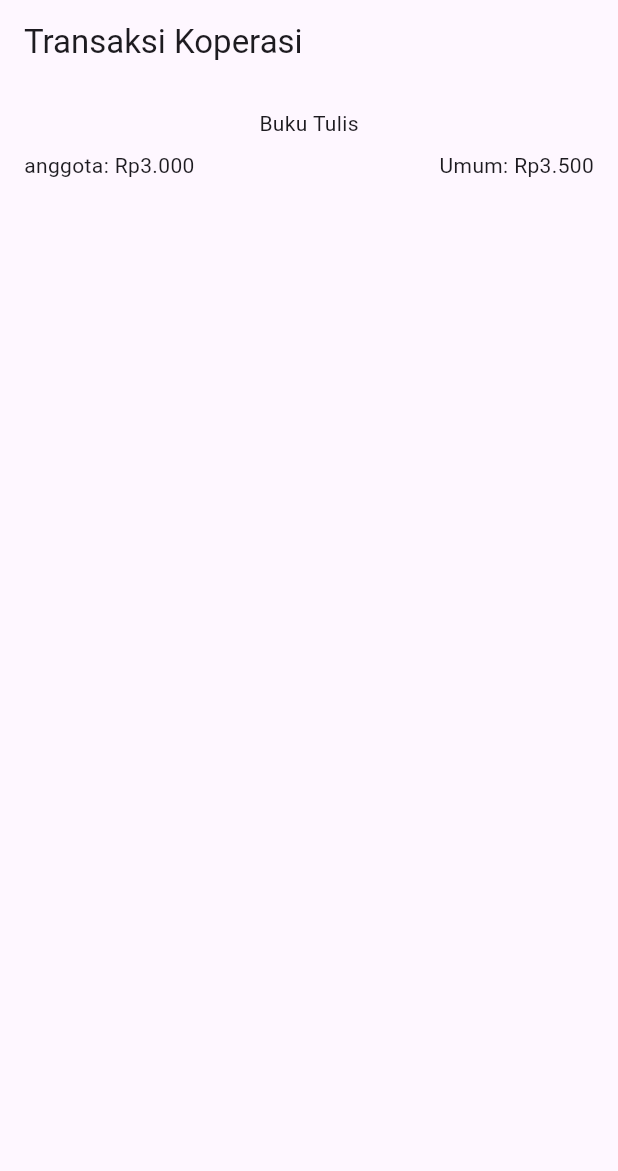
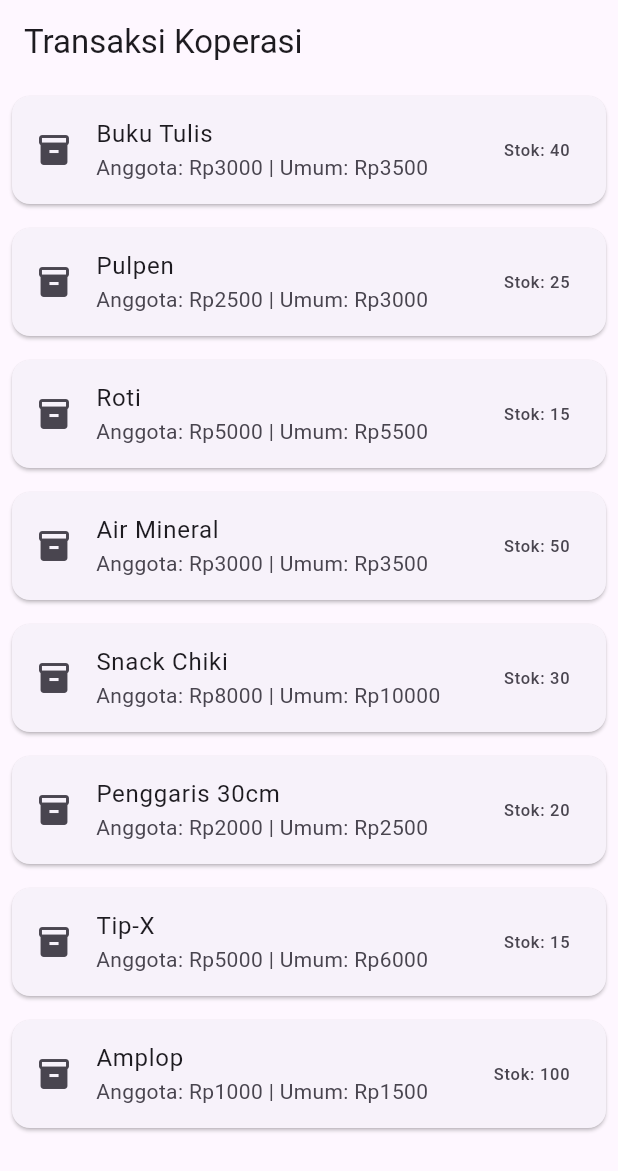
Before and after one commit to irsyadulrpl1-dot/latihan1-18Irsyad, a Flutter app: the screen it shows after launch, on a phone screen of 412 x 824 dp. Shown: the top 1171 px of the screen. Run offline on Flutter 3.47's test engine with Material 3 defaults, Android fonts, the light colour scheme and no system bars.

Commit message:
LKM daftar barang

```diff
--- a/kopsis_ui/lib/main.dart
+++ b/kopsis_ui/lib/main.dart
@@ -1,27 +1,43 @@
 import 'package:flutter/material.dart';
-void main () => runApp(const MyApp());
+
+void main() => runApp(const MyApp());
+
 class MyApp extends StatelessWidget {
   const MyApp({super.key});
+
+  // 1. BUKTI KEUNGGULAN: Nambah 5 barang baru di bagian data doang
+  final List<Map<String, dynamic>> daftarBarang = const [
+    {'nama': 'Buku Tulis', 'anggota': 3000, 'umum': 3500, 'stok': 40},
+    {'nama': 'Pulpen', 'anggota': 2500, 'umum': 3000, 'stok': 25},
+    {'nama': 'Roti', 'anggota': 5000, 'umum': 5500, 'stok': 15},
+    // --- 5 BARANG BARU DI BAWAH INI ---
+    {'nama': 'Air Mineral', 'anggota': 3000, 'umum': 3500, 'stok': 50},
+    {'nama': 'Snack Chiki', 'anggota': 8000, 'umum': 10000, 'stok': 30},
+    {'nama': 'Penggaris 30cm', 'anggota': 2000, 'umum': 2500, 'stok': 20},
+    {'nama': 'Tip-X', 'anggota': 5000, 'umum': 6000, 'stok': 15},
+    {'nama': 'Amplop', 'anggota': 1000, 'umum': 1500, 'stok': 100},
+  ];
+
+  // 2. BAGIAN TAMPILAN: Nggak ada yang diubah sama sekali (sesuai instruksi)
   @override
   Widget build(BuildContext context) {
     return MaterialApp(
       home: Scaffold(
         appBar: AppBar(title: const Text('Transaksi Koperasi')),
-        body: Container(
-          padding: const EdgeInsets.all(16),
-          child: Column(
-            children: [
-              const Text('Buku Tulis'),
-              const SizedBox(height: 8),  // ← TAMBAHAN 1: jarak vertikal
-              Row(
-                mainAxisAlignment: MainAxisAlignment.spaceBetween,  // ← TAMBAHAN 2
-                children: const [
-                  Text('anggota: Rp3.000'),
-                  Text('Umum: Rp3.500'),
-                ]
-              )
-            ]
-          )
+        body: ListView.builder(
+          itemCount: daftarBarang.length,
+          itemBuilder: (context, index) {
+            final barang = daftarBarang[index];
+            return Card(
+              margin: const EdgeInsets.all(8),
+              child: ListTile(
+                leading: const Icon(Icons.inventory_2),
+                title: Text(barang['nama']),
+                subtitle: Text('Anggota: Rp${barang['anggota']} | Umum: Rp${barang['umum']}'),
+                trailing: Text('Stok: ${barang['stok']}'),
+              ),
+            );
+          },
         ),
       ),
     );
--- a/lib/main.dart
+++ b/lib/main.dart
@@ -37,8 +37,14 @@ double hitungHargaAkhir(double total, double persenPotongan) {
 }
 
 // ====================================================================
-// FUNGSI NOTIFIKASI (RPL-12.2-702)
-// Fungsi untuk memproses input pembelian, mengubah ke int, dan menangani error.
+// FUNGSI NOTIFIKASI & UJI KETAHANAN (RPL-12.2-702 & RPL-12.2-703)
+// ----------------------------------------------------------------
+// RPL-12.2-703: UJI KETAHANAN (PENANGANAN GALAT)
+// PERTANYAAN: "Bagaimana penanganan galat agar program tetap lanjut?"
+// JAWABAN: Kita pake blok try { ... } catch (e) { ... }. Jadi pas
+// program di dalam try nemu error (kayak masukin huruf), dia gak
+// langsung crash, tapi langsung lompat ke catch buat nampilin
+// notifikasi peringatan. Aplikasinya tetap aman jalan.
 // ====================================================================
 String prosesBeli(String input) {
   try {
@@ -89,6 +95,7 @@ class Barang {
 class BarangPromo extends Barang {
   double diskon;
 
+  // ignore: use_super_parameters
   BarangPromo({
     required String nama,
     required double harga,
@@ -693,7 +700,7 @@ class _HomePageState extends State<HomePage> with SingleTickerProviderStateMixin
                           ),
                         Text(
                           isPromo
-                            ? formatRupiah((barang as BarangPromo).hargaPromo())
+                            ? formatRupiah(barang.hargaPromo)
                             : formatRupiah(barang.harga),
                           style: TextStyle(
                             color: isPromo ? Colors.orange : const Color(0xFFE53935),
```
Also changed, not shown: 1 other file.
